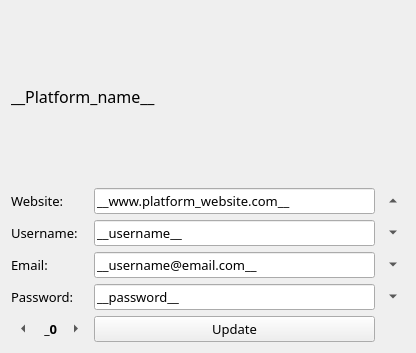
The window that lightning_pass/gui/static/qt_designer/vault_widget.ui (lgtm-migrator/lightning-pass) describes before a commit, drawn with Qt 5.
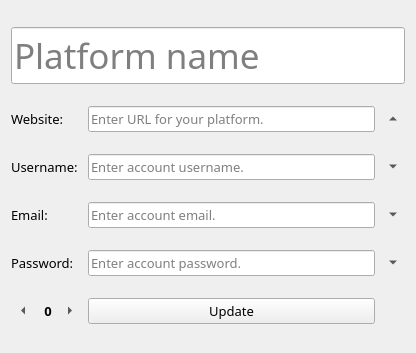
The same window after the commit.

Commit message:
Vault page set up
placeholder text

Patch:
```diff
--- a/lightning_pass/gui/static/qt_designer/vault_widget.ui
+++ b/lightning_pass/gui/static/qt_designer/vault_widget.ui
@@ -21,15 +21,21 @@
   </property>
   <layout class="QGridLayout" name="gridLayout">
    <item row="0" column="0" colspan="5">
-    <widget class="QLabel" name="vault_platform_lbl">
+    <widget class="QLineEdit" name="vault_platform_line">
      <property name="font">
       <font>
        <family>Segoe Print</family>
-       <pointsize>12</pointsize>
+       <pointsize>26</pointsize>
       </font>
      </property>
      <property name="text">
-      <string>__Platform_name__</string>
+      <string/>
+     </property>
+     <property name="placeholderText">
+      <string>Platform name</string>
+     </property>
+     <property name="clearButtonEnabled">
+      <bool>true</bool>
      </property>
     </widget>
    </item>
@@ -55,7 +61,13 @@
       </font>
      </property>
      <property name="text">
-      <string>__www.platform_website.com__</string>
+      <string/>
+     </property>
+     <property name="placeholderText">
+      <string>Enter URL for your platform.</string>
+     </property>
+     <property name="clearButtonEnabled">
+      <bool>true</bool>
      </property>
     </widget>
    </item>
@@ -97,7 +109,13 @@
       </font>
      </property>
      <property name="text">
-      <string>__username__</string>
+      <string/>
+     </property>
+     <property name="placeholderText">
+      <string>Enter account username.</string>
+     </property>
+     <property name="clearButtonEnabled">
+      <bool>false</bool>
      </property>
     </widget>
    </item>
@@ -163,7 +181,13 @@
       </font>
      </property>
      <property name="text">
-      <string>__username@email.com__</string>
+      <string/>
+     </property>
+     <property name="placeholderText">
+      <string>Enter account email.</string>
+     </property>
+     <property name="clearButtonEnabled">
+      <bool>true</bool>
      </property>
     </widget>
    </item>
@@ -217,7 +241,16 @@
       </font>
      </property>
      <property name="text">
-      <string>__password__</string>
+      <string/>
+     </property>
+     <property name="echoMode">
+      <enum>QLineEdit::Password</enum>
+     </property>
+     <property name="placeholderText">
+      <string>Enter account password.</string>
+     </property>
+     <property name="clearButtonEnabled">
+      <bool>true</bool>
      </property>
     </widget>
    </item>
@@ -270,7 +303,7 @@
       </font>
      </property>
      <property name="text">
-      <string> _0</string>
+      <string> 0</string>
      </property>
     </widget>
    </item>
```
Left out of the diff: 23 changed lines with no effect on the pictures. The commit also changes 12 other files.
